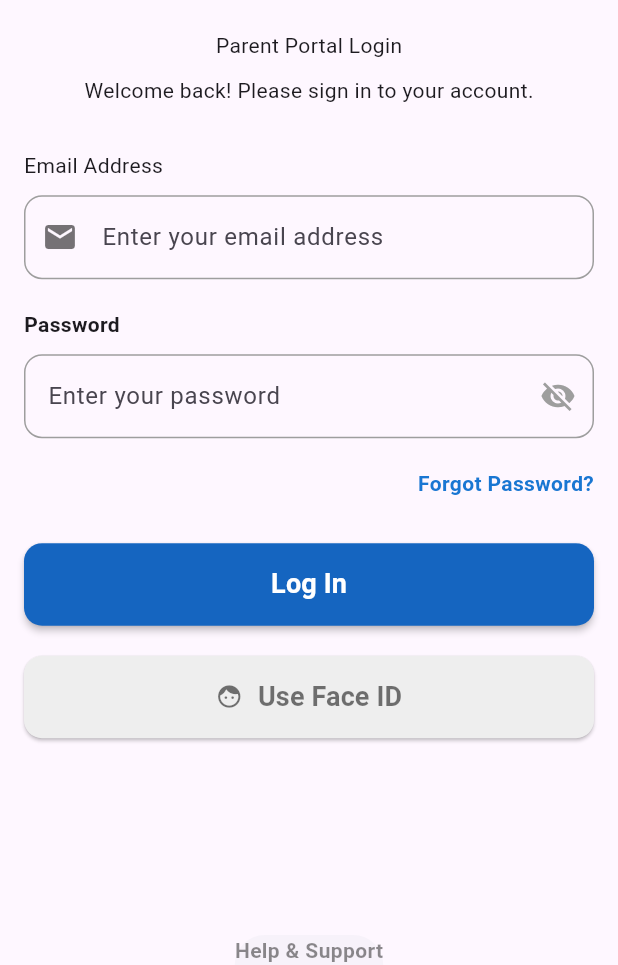
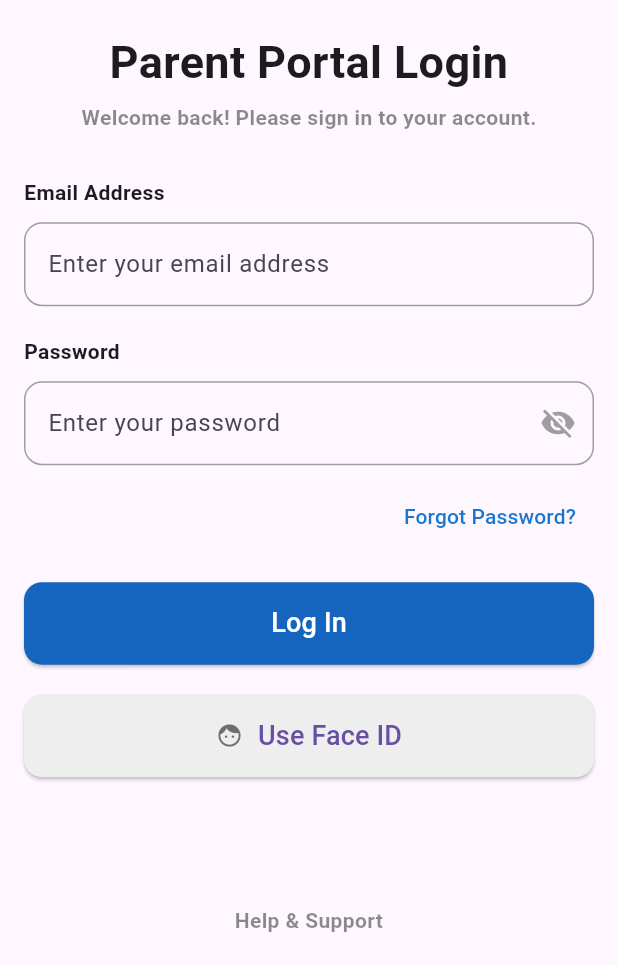
Before and after one commit to jorgeeyy/suku_mobile, a Flutter app: the screen it shows after launch, after a tap on "Log In", on a phone screen of 412 x 824 dp, the part 271-1236 px from its top. Run offline on Flutter 3.47's test engine with Material 3 defaults, Android fonts, the light colour scheme and no system bars.

Commit message:
improved login screen

```diff
--- a/lib/screens/onboardingScreens/loginScreen.dart
+++ b/lib/screens/onboardingScreens/loginScreen.dart
@@ -1,5 +1,7 @@
 import 'package:flutter/material.dart';
 import 'package:suku_mobile/ui/passwordField.dart';
+
+import '../../ui/customTextForm.dart';
 
 class LoginScreen extends StatefulWidget {
   const LoginScreen({super.key});
@@ -9,100 +11,131 @@ class LoginScreen extends StatefulWidget {
 }
 
 class _LoginScreenState extends State<LoginScreen> {
-  final TextEditingController passwordController = TextEditingController();
+  final _formKey = GlobalKey<FormState>();
 
+  final emailController = TextEditingController();
+  final passwordController = TextEditingController();
+
+  @override
+  void dispose() {
+    emailController.dispose();
+    passwordController.dispose();
+    super.dispose();
+  }
 
   @override
   Widget build(BuildContext context) {
     return Scaffold(
+      bottomNavigationBar: Padding(
+        padding: const EdgeInsets.symmetric(vertical: 20),
+        child: Text(
+          "Help & Support",
+          textAlign: TextAlign.center,
+          style: TextStyle(color: Colors.black45, fontWeight: FontWeight.bold),
+        ),
+      ),
+
       body: SafeArea(
         child: SingleChildScrollView(
-          child: Padding(
-            padding: EdgeInsets.all(16.0),
+          padding: EdgeInsets.all(16),
+          child: Form(
+            key: _formKey,
             child: Column(
               children: [
-                Center(
-                  child: SizedBox(
-                    height: MediaQuery.of(context).size.height * 0.2,
+                // Logo
+                SizedBox(
+                  height: MediaQuery.of(context).size.height * 0.20,
                   child: Image.asset("assets/images/logo.png"),
                 ),
+
+                SizedBox(height: 20),
+
+                // Title
+                Text(
+                  "Parent Portal Login",
+                  textAlign: TextAlign.center,
+                  style: TextStyle(fontSize: 30, fontWeight: FontWeight.w700),
                 ),
+
+                SizedBox(height: 5),
+
+                Text(
+                  "Welcome back! Please sign in to your account.",
+                  style: TextStyle(
+                    color: Colors.black45,
+                    fontWeight: FontWeight.w600,
+                  ),
+                ),
+
+                SizedBox(height: 30),
+
+                // Email
+                CustomTextFormField(
+                  controller: emailController,
+                  label: "Email Address",
+                  hintText: "Enter your email address",
+                    validator: (v) {
+                      if (v == null || v.trim().isEmpty) return "Email is required";
+                      return null;
+                    }
+
+                ),
+
                 SizedBox(height: 20),
-                Column(
-                  children: [
-                    Text("Parent Portal Login"),
+
+                // Password
+                PasswordFormField(
+                  controller: passwordController,
+                  label: "Password",
+                  hintText: "Enter your password",
+                  validator: (v) => v!.isEmpty ? "Password is required" : null,
+                ),
+
                 SizedBox(height: 10),
-                    Text("Welcome back! Please sign in to your account."),
-                    SizedBox(height: 30),
-                    Column(
-                      crossAxisAlignment: CrossAxisAlignment.start,
-                      children: [
-                        Text("Email Address"),
-                        SizedBox(height: 10),
-                        TextField(
-                          decoration: InputDecoration(
-                            hintText: "Enter your email address",
-                            prefixIcon: Icon(
-                              Icons.email,
-                              color: Colors.black54,
-                            ),
-                            border: OutlineInputBorder(
-                              borderRadius: BorderRadius.circular(12),
-                              borderSide: const BorderSide(color: Colors.grey),
-                            ),
-                            enabledBorder: OutlineInputBorder(
-                              borderRadius: BorderRadius.circular(12),
-                              borderSide: const BorderSide(color: Colors.grey),
-                            ),
-                            focusedBorder: OutlineInputBorder(
-                              borderRadius: BorderRadius.circular(12),
-                              borderSide: BorderSide(
-                                color: Colors.blue.shade800,
-                                width: 2,
+
+                // Forgot password
+                Align(
+                  alignment: Alignment.centerRight,
+                  child: TextButton(
+                    onPressed: () {},
+                    child: Text(
+                      "Forgot Password?",
+                      style: TextStyle(color: Colors.blue[700]),
                     ),
                   ),
                 ),
-                        ),
+
                 SizedBox(height: 20),
-                        PasswordFormField(controller: passwordController, label: "Password", hintText: "Enter your password"),
-                        SizedBox(height: 20),
-                        Align(
-                          alignment: Alignment.centerRight,
-                          child: Text(
-                            "Forgot Password?",
-                            style: TextStyle(
-                              color: Colors.blue[700],
-                              fontWeight: FontWeight.w600,
-                            ),
-                          ),
-                        ),
-                        SizedBox(height: 30),
+
+                // Login button
                 SizedBox(
                   width: double.infinity,
                   height: 55,
                   child: ElevatedButton(
-                            onPressed: () {},
+                    onPressed: () {
+                      if (_formKey.currentState!.validate()) {
+                        // login
+                      }
+                    },
                     style: ElevatedButton.styleFrom(
                       backgroundColor: Colors.blue[800],
                       shape: RoundedRectangleBorder(
                         borderRadius: BorderRadius.circular(12),
                       ),
-                              elevation: 2,
                     ),
-                            child: const Text(
+                    child: Text(
                       "Log In",
-                              style: TextStyle(
-                                color: Colors.white,
-                                fontWeight: FontWeight.bold,
-                                fontSize: 18,
+                      style: TextStyle(fontSize: 18, color: Colors.white),
                     ),
                   ),
                 ),
-                        ),
+
                 SizedBox(height: 20),
+
+                // Face ID
                 SizedBox(
+                  width: double.infinity,
                   height: 55,
-                          width: double.infinity,
                   child: ElevatedButton(
                     onPressed: () {},
                     style: ElevatedButton.styleFrom(
@@ -110,38 +143,165 @@ class _LoginScreenState extends State<LoginScreen> {
                       shape: RoundedRectangleBorder(
                         borderRadius: BorderRadius.circular(12),
                       ),
-                              // elevation: 2,
                     ),
                     child: Row(
                       mainAxisAlignment: MainAxisAlignment.center,
                       children: [
                         Icon(Icons.face, color: Colors.black54),
                         SizedBox(width: 10),
-                                Text(
-                                  "Use Face ID",
-                                  style: TextStyle(
-                                    color: Colors.black54,
-                                    fontWeight: FontWeight.bold,
-                                    fontSize: 18,
+                        Text("Use Face ID", style: TextStyle(fontSize: 18)),
+                      ],
+                    ),
                   ),
                 ),
               ],
             ),
           ),
         ),
-                      ],
-                    ),
-                  ],
-                ),
-              ],
-            ),
-          ),
-        ),
-      ),
-      bottomSheet: Text(
-        "Help & Support",
-        style: TextStyle(color: Colors.black45, fontWeight: FontWeight.bold),
       ),
     );
   }
 }
+
+// import 'package:flutter/material.dart';
+// import 'package:suku_mobile/ui/passwordField.dart';
+//
+// import '../../ui/customTextForm.dart';
+//
+// class LoginScreen extends StatefulWidget {
+//   const LoginScreen({super.key});
+//
+//   @override
+//   State<LoginScreen> createState() => _LoginScreenState();
+// }
+//
+// class _LoginScreenState extends State<LoginScreen> {
+//   final _formKey = GlobalKey<FormState>();
+//   final TextEditingController passwordController = TextEditingController();
+//   final TextEditingController emailController = TextEditingController();
+//
+//
+//   @override
+//   Widget build(BuildContext context) {
+//     return Scaffold(
+//       body: SafeArea(
+//         child: SingleChildScrollView(
+//           child: Padding(
+//             padding: EdgeInsets.all(16.0),
+//             child: Form(
+//               key: _formKey,
+//               child: Column(
+//                 children: [
+//                   Center(
+//                     child: SizedBox(
+//                       height: MediaQuery.of(context).size.height * 0.2,
+//                       child: Image.asset("assets/images/logo.png"),
+//                     ),
+//                   ),
+//                   SizedBox(height: 20),
+//                   Column(
+//                     children: [
+//                       Text("Parent Portal Login", style: TextStyle(
+//                         fontWeight: FontWeight.w700,
+//                         fontSize: 30,
+//                       ),textAlign: TextAlign.center,),
+//                       SizedBox(height: 5),
+//                       Text("Welcome back! Please sign in to your account.",
+//                       style: TextStyle(color: Colors.black45, fontWeight: FontWeight.w600),),
+//                       SizedBox(height: 30),
+//                       Column(
+//                         crossAxisAlignment: CrossAxisAlignment.start,
+//                         children: [
+//                           CustomTextFormField(controller: emailController, label: "Email Address", hintText: "Enter your email address"),
+//                           SizedBox(height: 20),
+//                           PasswordFormField(controller: passwordController, label: "Password", hintText: "Enter your password"),
+//                           SizedBox(height: 20),
+//                           Align(
+//                             alignment: Alignment.centerRight,
+//                             child: Text(
+//                               "Forgot Password?",
+//                               style: TextStyle(
+//                                 color: Colors.blue[700],
+//                                 fontWeight: FontWeight.w600,
+//                               ),
+//                             ),
+//                           ),
+//                           SizedBox(height: 30),
+//                           SizedBox(
+//                             width: double.infinity,
+//                             height: 55,
+//                             child: ElevatedButton(
+//                               onPressed: () {},
+//                               style: ElevatedButton.styleFrom(
+//                                 backgroundColor: Colors.blue[800],
+//                                 shape: RoundedRectangleBorder(
+//                                   borderRadius: BorderRadius.circular(12),
+//                                 ),
+//                                 elevation: 2,
+//                               ),
+//                               child: const Text(
+//                                 "Log In",
+//                                 style: TextStyle(
+//                                   color: Colors.white,
+//                                   fontWeight: FontWeight.bold,
+//                                   fontSize: 18,
+//                                 ),
+//                               ),
+//                             ),
+//                           ),
+//                           SizedBox(height: 20),
+//                           SizedBox(
+//                             height: 55,
+//                             width: double.infinity,
+//                             child: ElevatedButton(
+//                               onPressed: () {},
+//                               style: ElevatedButton.styleFrom(
+//                                 backgroundColor: Colors.grey[200],
+//                                 shape: RoundedRectangleBorder(
+//                                   borderRadius: BorderRadius.circular(12),
+//                                 ),
+//                                 // elevation: 2,
+//                               ),
+//                               child: Row(
+//                                 mainAxisAlignment: MainAxisAlignment.center,
+//                                 children: [
+//                                   Icon(Icons.face, color: Colors.black54),
+//                                   SizedBox(width: 10),
+//                                   Text(
+//                                     "Use Face ID",
+//                                     style: TextStyle(
+//                                       color: Colors.black54,
+//                                       fontWeight: FontWeight.bold,
+//                                       fontSize: 18,
+//                                     ),
+//                                   ),
+//                                 ],
+//                               ),
+//                             ),
+//                           ),
+//                           SizedBox(height: 80),
+//                           SizedBox(
+//                             width: double.infinity,
+//                             child: Text(
+//                               "Help & Support",
+//                               style: TextStyle(color: Colors.black45, fontWeight: FontWeight.bold),
+//                               textAlign: TextAlign.center,
+//                             ),
+//                           ),
+//                         ],
+//                       ),
+//                     ],
+//                   ),
+//                 ],
+//               ),
+//             ),
+//           ),
+//         ),
+//       ),
+//       // bottomSheet: Text(
+//       //   "Help & Support",
+//       //   style: TextStyle(color: Colors.black45, fontWeight: FontWeight.bold),
+//       // ),
+//     );
+//   }
+// }
--- a/lib/screens/onboardingScreens/signupScreen.dart
+++ b/lib/screens/onboardingScreens/signupScreen.dart
@@ -21,6 +21,16 @@ class _SignupScreenState extends State<SignupScreen> {
       TextEditingController();
   final TextEditingController studentIDNumberController =
       TextEditingController();
+
+  @override
+  void dispose() {
+    fullNameController.dispose();
+    emailController.dispose();
+    passwordController.dispose();
+    confirmPasswordController.dispose();
+    studentIDNumberController.dispose();
+  }
+
 
   @override
   Widget build(BuildContext context) {
```
Lines whose indentation alone changed are shown as unchanged.
